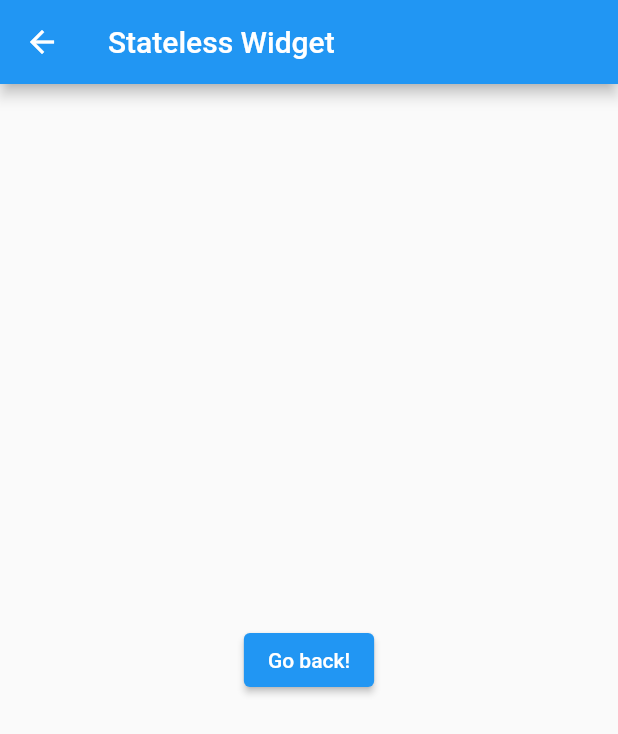
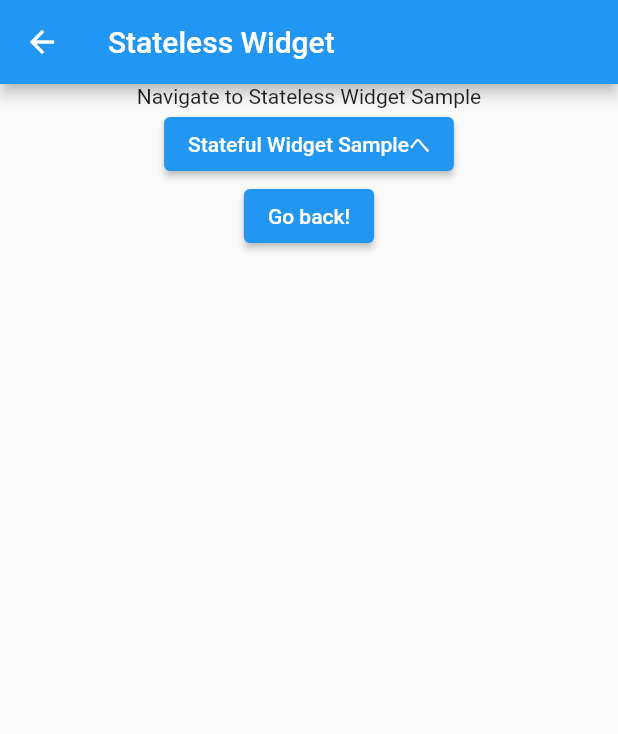
Before and after one commit to takashi-engineering/flutter-app, a Flutter app: the screen it shows after launch, after a tap on "Stateless Widget Sampleへ", on a phone screen of 412 x 824 dp. Shown: the top 734 px of the screen. Run offline on Flutter 3.47's test engine with Material 2 defaults, Android fonts, the phone set to English and light mode, and no system bars.

```diff
--- a/lib/main.dart
+++ b/lib/main.dart
@@ -21,7 +21,13 @@ class MyApp extends StatelessWidget {
       theme: ThemeData(
         primarySwatch: Colors.blue,
       ),
-      home: const MyHomePage(title: 'Flutter Demo Home Page'),
+      initialRoute: '/',
+      routes: {
+        '/': (context) => const MyHomePage(title: 'Flutter Demo Home Page'),
+        '/stateless-widget': (context) => const NavigateToStatelessWidget(),
+        '/stateful-widget': (context) => const NavigateToStatefulWidget(),
+      },
+      // home: const MyHomePage(title: 'Flutter Demo Home Page'),
     );
   }
 }
@@ -126,7 +132,8 @@ class _MyHomePageState extends State<MyHomePage> {
       //   ),
       // ),
 
-      body: Column(children: [
+      body: Center(
+        child: Column(children: [
           ElevatedButton(
             onPressed: () {
               // ボタンが押された時に呼び出されるコード
@@ -142,34 +149,37 @@ class _MyHomePageState extends State<MyHomePage> {
           ElevatedButton(
             onPressed: () {
               // ボタンが押された時に呼び出されるコード
-            Navigator.push(
-                context,
-                MaterialPageRoute(
-                  builder: (context) => const NavigateToStatelessWidget(),
-                ));
+              Navigator.pushNamed(context, '/stateless-widget');
+              // Navigator.push(
+              //     context,
+              //     MaterialPageRoute(
+              //       builder: (context) => const NavigateToStatelessWidget(),
+              //     ));
             },
             child: const Text("Stateless Widget Sampleへ"),
           ),
           ElevatedButton(
             onPressed: () {
               // ボタンが押された時に呼び出されるコード
-            Navigator.push(
-                context,
-                MaterialPageRoute(
-                  builder: (context) => const NavigateToStatefulWidget(),
-                ));
+              Navigator.pushNamed(context, '/stateful-widget');
+              // Navigator.push(
+              //     context,
+              //     MaterialPageRoute(
+              //       builder: (context) => const NavigateToStatefulWidget(),
+              //     ));
             },
             child: const Text("Stateful Widget Sampleへ"),
           ),
         ]),
+      ),
 
       // 右下の「+」ボタンに対応するフローティングアクションボタン
-      floatingActionButton: FloatingActionButton(
-        // onPressed: () => {print("押したね？")}, child: const Icon(Icons.timer),
-        onPressed: _incrementCounter,
-        tooltip: 'Increment',
-        child: const Icon(Icons.add),
-      ),
+      // floatingActionButton: FloatingActionButton(
+      //   // onPressed: () => {print("押したね？")}, child: const Icon(Icons.timer),
+      //   onPressed: _incrementCounter,
+      //   tooltip: 'Increment',
+      //   child: const Icon(Icons.add),
+      // ),
       // drawer: const Drawer(child: Center(child: Text("Drawer"))),
       // endDrawer: const Drawer(child: Center(child: Text("End Drawer"))),
     );
--- a/lib/navigation_sample/navigate_to_stateful_widget.dart
+++ b/lib/navigation_sample/navigate_to_stateful_widget.dart
@@ -15,17 +15,23 @@ class _NavigateToStatefulWidget extends State<NavigateToStatefulWidget> {
       appBar: AppBar(
         title: const Text('Stateful Widget'),
       ),
-      // body: const Column(
-      //   children: [
-      //     Text("Navigate to Stateful Widget Sample"),
-      //   ],
-      // ),
       body: Center(
-        child: ElevatedButton(
-          onPressed: () {
-            Navigator.pop(context);
-          },
-          child: const Text('Go back!'),
+        child: Column(
+          children: [
+            const Text("Navigate to Stateful Widget Sample"),
+            ElevatedButton(
+              onPressed: () {
+                Navigator.pushNamed(context, '/stateless-widget');
+              },
+              child: const Text("Stateless Widget Sampleへ"),
+            ),
+            ElevatedButton(
+              onPressed: () {
+                Navigator.pop(context);
+              },
+              child: const Text('Go back!'),
+            ),
+          ],
         ),
       ),
     );
--- a/lib/navigation_sample/navigate_to_stateless_widget.dart
+++ b/lib/navigation_sample/navigate_to_stateless_widget.dart
@@ -10,24 +10,23 @@ class NavigateToStatelessWidget extends StatelessWidget {
       appBar: AppBar(
         title: const Text('Stateless Widget'),
       ),
-      // body: const Column(
-      //   children: [
-      //     Text("Navigate to Stateless Widget Sample"),
-      //     // Center(
-      //     //   child: ElevatedButton(
-      //     //       onPressed: () {
-      //     //         Navigator.pop(context);
-      //     //       },
-      //     //       child: const Text("Go back!")),
-      //     // ),
-      //   ],
-      // ),
       body: Center(
-        child: ElevatedButton(
-          onPressed: () {
-            Navigator.pop(context);
-          },
-          child: const Text('Go back!'),
+        child: Column(
+          children: [
+            const Text("Navigate to Stateless Widget Sample"),
+            ElevatedButton(
+              onPressed: () {
+                Navigator.pushNamed(context, '/stateful-widget');
+              },
+              child: const Text("Stateful Widget Sampleへ"),
+            ),
+            ElevatedButton(
+              onPressed: () {
+                Navigator.pop(context);
+              },
+              child: const Text('Go back!'),
+            ),
+          ],
         ),
       ),
     );
```
Lines whose indentation alone changed are shown as unchanged.
